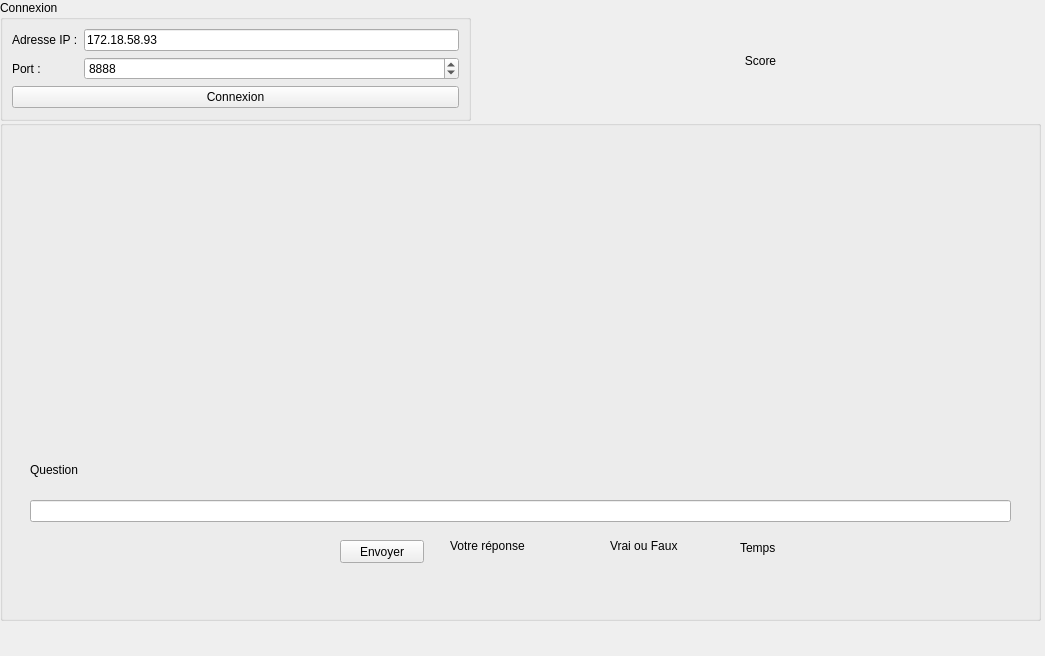
popomomlolo/PopSauce, file PopSauce_Client/widgetpopsauceclient.ui: the form before one commit.
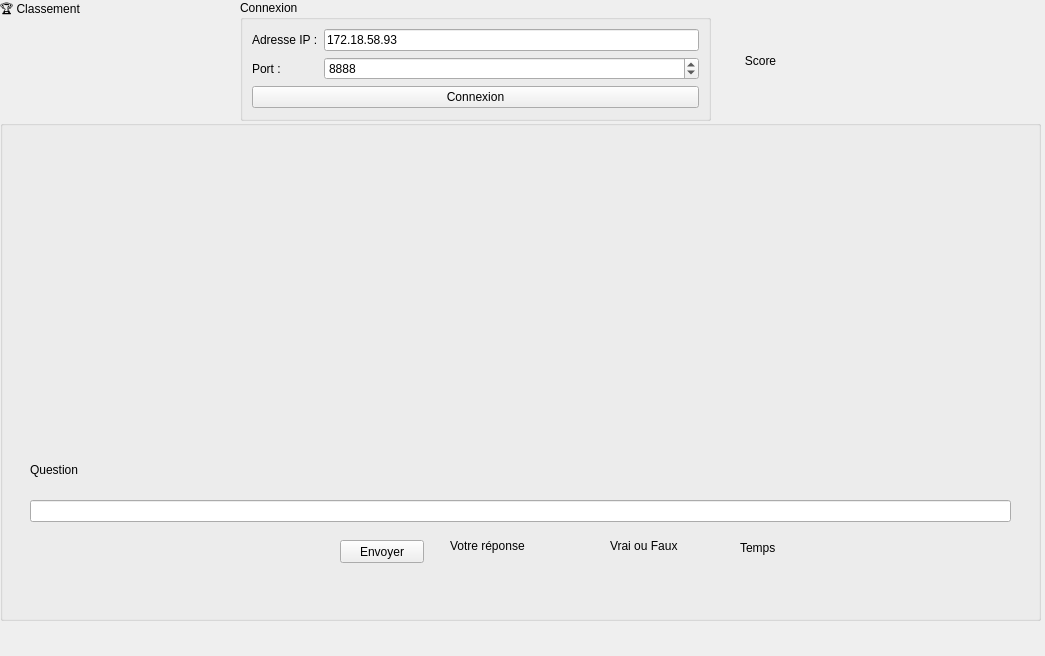
The form after the commit.

Patch:
```diff
--- a/PopSauce_Client/widgetpopsauceclient.ui
+++ b/PopSauce_Client/widgetpopsauceclient.ui
@@ -13,10 +13,29 @@
   <property name="windowTitle">
    <string>WidgetPopSauceClient</string>
   </property>
-  <widget class="QGroupBox" name="groupBoxConnexion">
+  <widget class="QLabel" name="labelClassement">
    <property name="geometry">
     <rect>
      <x>0</x>
+     <y>0</y>
+     <width>230</width>
+     <height>120</height>
+    </rect>
+   </property>
+   <property name="text">
+    <string>🏆 Classement</string>
+   </property>
+   <property name="alignment">
+    <set>Qt::AlignmentFlag::AlignLeft|Qt::AlignmentFlag::AlignTop</set>
+   </property>
+   <property name="wordWrap">
+    <bool>true</bool>
+   </property>
+  </widget>
+  <widget class="QGroupBox" name="groupBoxConnexion">
+   <property name="geometry">
+    <rect>
+     <x>240</x>
      <y>0</y>
      <width>471</width>
      <height>121</height>
```
